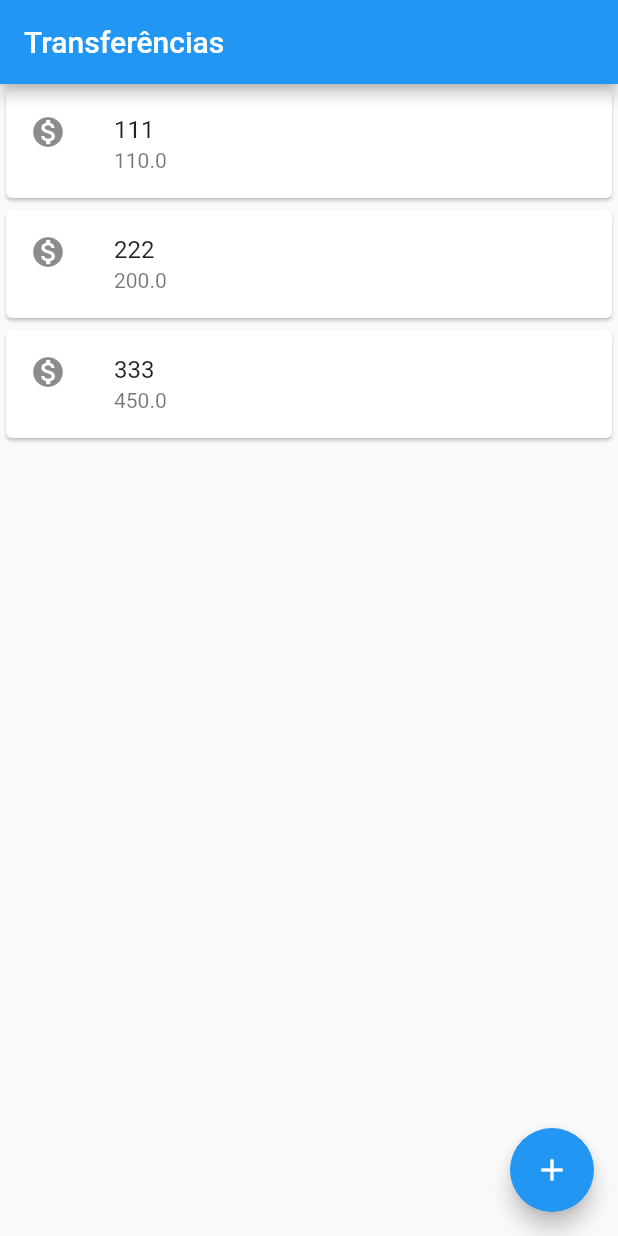
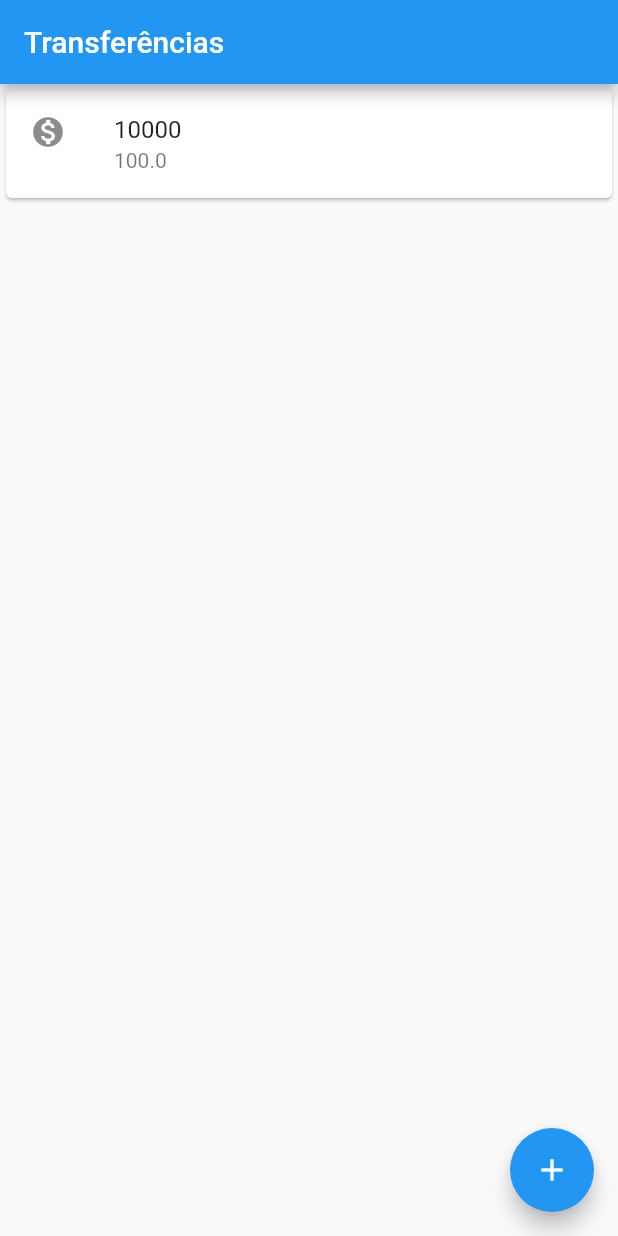
Before and after one commit to NathanMGalante/Cursos, a Flutter app: the screen it shows after launch, on a phone screen of 412 x 824 dp. Run offline on Flutter 3.47's test engine with Material 2 defaults, Android fonts, the phone set to English and light mode, and no system bars.

Commit message:
Utilizando o ListView

```diff
--- a/Flutter/Fundamentos de Flutter/projeto_bytebank/lib/main.dart
+++ b/Flutter/Fundamentos de Flutter/projeto_bytebank/lib/main.dart
@@ -8,6 +8,55 @@ class ByteBankApp extends StatelessWidget {
     return MaterialApp(
       home: Scaffold(
         body: TransferList(),
+      ),
+    );
+  }
+}
+
+class TransferList extends StatelessWidget {
+  final List<Transfer> _transfers = [];
+
+  @override
+  Widget build(BuildContext context) {
+    _transfers.add(Transfer(10000, 100.0));
+    return Scaffold(
+      appBar: AppBar(
+        title: Text('Transferências'),
+      ),
+      body: ListView.builder(
+        itemCount: _transfers.length,
+        itemBuilder: (context, index) {
+          final transfer = _transfers[index];
+          return TransferItem(transfer);
+        },
+      ),
+      floatingActionButton: FloatingActionButton(
+        child: Icon(Icons.add),
+        onPressed: () {
+          final Future<Transfer> future = Navigator.push(
+              context, MaterialPageRoute(builder: (context) => TransferForm()));
+          future.then((transferReceived) {
+            debugPrint('$transferReceived');
+            _transfers.add(transferReceived);
+          });
+        },
+      ),
+    );
+  }
+}
+
+class TransferItem extends StatelessWidget {
+  Transfer _transfer;
+
+  TransferItem(this._transfer);
+
+  @override
+  Widget build(BuildContext context) {
+    return Card(
+      child: ListTile(
+        leading: Icon(Icons.monetization_on),
+        title: Text(_transfer.accountNumber.toString()),
+        subtitle: Text(_transfer.value.toString()),
       ),
     );
   }
@@ -26,31 +75,48 @@ class TransferForm extends StatelessWidget {
       ),
       body: Column(
         children: [
-          Editor(controller: _controllerFieldNumberAccount, label: 'Número da conta', tip: '000'),
-          Editor(controller: _controllerFieldValue, label: 'Valor', tip: '0,00',icon: Icons.monetization_on),
+          Editor(
+              controller: _controllerFieldNumberAccount,
+              label: 'Número da conta',
+              tip: '000'),
+          Editor(
+              controller: _controllerFieldValue,
+              label: 'Valor',
+              tip: '0,00',
+              icon: Icons.monetization_on),
           ElevatedButton(
             child: Text('Confirmar'),
-            onPressed: () => _transferCreate(context: context),
+            onPressed: () => _transferCreate(context),
           ),
         ],
       ),
     );
   }
 
-  void _transferCreate({BuildContext context}) {
-    final int numberAccount =
-        int.tryParse(_controllerFieldNumberAccount.text);
-    final double valueAccount =
-        double.tryParse(_controllerFieldValue.text);
+  void _transferCreate(BuildContext context) {
+    final int numberAccount = int.tryParse(_controllerFieldNumberAccount.text);
+    final double valueAccount = double.tryParse(_controllerFieldValue.text);
     if (numberAccount != null && valueAccount != null) {
       final transferCreated = Transfer(numberAccount, valueAccount);
-      Navigator.pop(context, transferCreated);//push coloca a transferencia e o pop tira a transferencia
+      Navigator.pop(context,
+          transferCreated); // push coloca a transferencia e o pop tira a transferencia
     }
   }
 }
 
+class Transfer {
+  final int accountNumber;
+  final double value;
+
+  Transfer(this.accountNumber, this.value);
+
+  @override
+  String toString() {
+    return 'Transfer{accountNumber: $accountNumber, value: $value}';
+  }
+}
+
 class Editor extends StatelessWidget {
-
   final TextEditingController controller;
   final String label;
   final String tip;
@@ -77,57 +143,3 @@ class Editor extends StatelessWidget {
     );
   }
 }
-
-class TransferList extends StatelessWidget {
-  @override
-  Widget build(BuildContext context) {
-    return Scaffold(
-      appBar: AppBar(
-        title: Text('Transferências'),
-      ),
-      body: Column(
-        children: [
-          TransferItem(Transfer(111, 110.00)),
-          TransferItem(Transfer(222, 200)),
-          TransferItem(Transfer(333, 450)),
-        ],
-      ),
-      floatingActionButton: FloatingActionButton(
-        child: Icon(Icons.add),
-        onPressed: () {
-          final Future<Transfer> future = Navigator.push(context, MaterialPageRoute(builder: (context) => TransferForm()));
-          future.then((value) => debugPrint('$value'));
-          },
-      ),
-    );
-  }
-}
-
-class TransferItem extends StatelessWidget {
-  Transfer _transfer;
-
-  TransferItem(this._transfer);
-
-  @override
-  Widget build(BuildContext context) {
-    return Card(
-      child: ListTile(
-        leading: Icon(Icons.monetization_on),
-        title: Text(_transfer.accountNumber.toString()),
-        subtitle: Text(_transfer.value.toString()),
-      ),
-    );
-  }
-}
-
-class Transfer {
-  final int accountNumber;
-  final double value;
-
-  @override
-  String toString() {
-    return 'Transfer{accountNumber: $accountNumber, value: $value}';
-  }
-
-  Transfer(this.accountNumber, this.value);
-}
```
